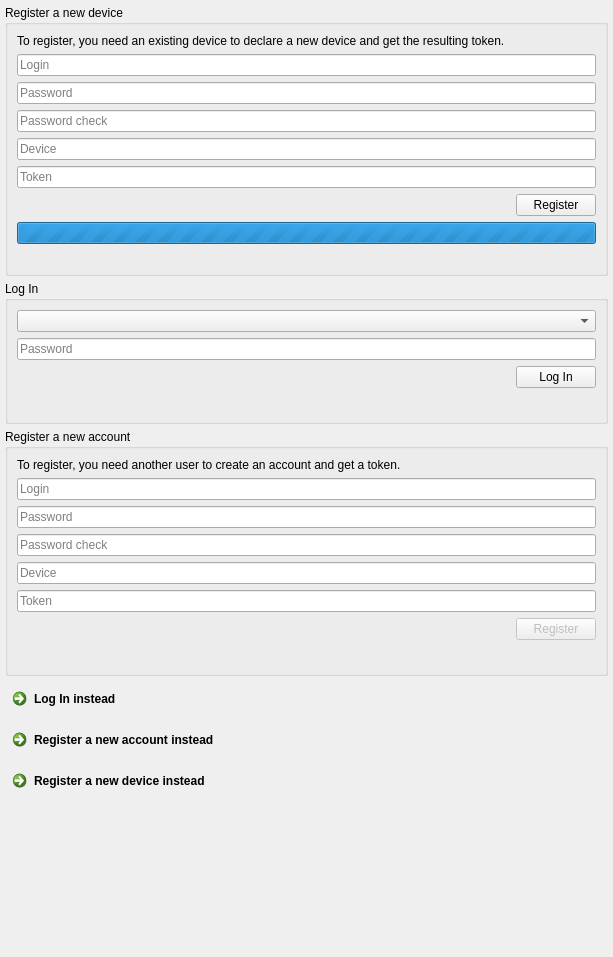
Before: the Qt Designer form parsec/core/gui/forms/login_widget.ui in Scille/parsec-cloud, drawn with Qt 5.
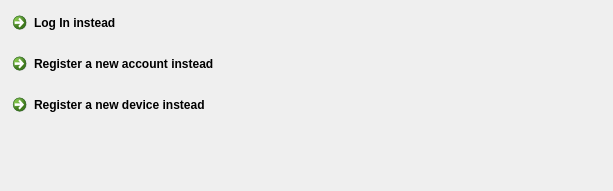
After: the same form once the commit is applied.

Commit message: [GUI] Rewrote login widget, added nitrokey usage and added better handling of registration errors

Patch:
```diff
--- a/parsec/core/gui/forms/login_widget.ui
+++ b/parsec/core/gui/forms/login_widget.ui
@@ -7,7 +7,7 @@
     <x>0</x>
     <y>0</y>
     <width>613</width>
-    <height>957</height>
+    <height>191</height>
    </rect>
   </property>
   <property name="sizePolicy">
@@ -35,280 +35,6 @@
    <property name="bottomMargin">
     <number>5</number>
    </property>
-   <item>
-    <widget class="QGroupBox" name="group_config_device">
-     <property name="title">
-      <string>Register a new device</string>
-     </property>
-     <layout class="QVBoxLayout" name="verticalLayout_4">
-      <item>
-       <widget class="QLabel" name="device_label">
-        <property name="text">
-         <string>To register, you need an existing device to declare a new device and get the resulting token.</string>
-        </property>
-        <property name="wordWrap">
-         <bool>true</bool>
-        </property>
-       </widget>
-      </item>
-      <item>
-       <widget class="QLineEdit" name="device_line_edit_login">
-        <property name="placeholderText">
-         <string>Login</string>
-        </property>
-       </widget>
-      </item>
-      <item>
-       <widget class="QLineEdit" name="device_line_edit_password">
-        <property name="echoMode">
-         <enum>QLineEdit::Password</enum>
-        </property>
-        <property name="placeholderText">
-         <string>Password</string>
-        </property>
-       </widget>
-      </item>
-      <item>
-       <widget class="QLineEdit" name="device_line_edit_password_check">
-        <property name="echoMode">
-         <enum>QLineEdit::Password</enum>
-        </property>
-        <property name="placeholderText">
-         <string>Password check</string>
-        </property>
-       </widget>
-      </item>
-      <item>
-       <widget class="QLineEdit" name="device_line_edit_device">
-        <property name="placeholderText">
-         <string>Device</string>
-        </property>
-       </widget>
-      </item>
-      <item>
-       <widget class="QLineEdit" name="device_line_edit_token">
-        <property name="placeholderText">
-         <string>Token</string>
-        </property>
-       </widget>
-      </item>
-      <item>
-       <layout class="QHBoxLayout" name="horizontalLayout_2">
-        <item>
-         <spacer name="horizontalSpacer_3">
-          <property name="orientation">
-           <enum>Qt::Horizontal</enum>
-          </property>
-          <property name="sizeHint" stdset="0">
-           <size>
-            <width>40</width>
-            <height>20</height>
-           </size>
-          </property>
-         </spacer>
-        </item>
-        <item>
-         <widget class="QPushButton" name="device_button_config">
-          <property name="text">
-           <string>Register</string>
-          </property>
-         </widget>
-        </item>
-       </layout>
-      </item>
-      <item>
-       <widget class="QProgressBar" name="device_progress_bar">
-        <property name="maximum">
-         <number>0</number>
-        </property>
-        <property name="value">
-         <number>-1</number>
-        </property>
-       </widget>
-      </item>
-      <item>
-       <widget class="QLabel" name="device_label_error">
-        <property name="text">
-         <string/>
-        </property>
-       </widget>
-      </item>
-     </layout>
-    </widget>
-   </item>
-   <item>
-    <widget class="QGroupBox" name="group_login">
-     <property name="title">
-      <string>Log In</string>
-     </property>
-     <layout class="QVBoxLayout" name="verticalLayout_2">
-      <item>
-       <widget class="QComboBox" name="combo_devices"/>
-      </item>
-      <item>
-       <widget class="QLineEdit" name="line_edit_password">
-        <property name="echoMode">
-         <enum>QLineEdit::Password</enum>
-        </property>
-        <property name="placeholderText">
-         <string>Password</string>
-        </property>
-       </widget>
-      </item>
-      <item>
-       <layout class="QHBoxLayout" name="horizontalLayout_3">
-        <item>
-         <spacer name="horizontalSpacer">
-          <property name="orientation">
-           <enum>Qt::Horizontal</enum>
-          </property>
-          <property name="sizeHint" stdset="0">
-           <size>
-            <width>40</width>
-            <height>20</height>
-           </size>
-          </property>
-         </spacer>
-        </item>
-        <item>
-         <widget class="QPushButton" name="button_login">
-          <property name="enabled">
-           <bool>true</bool>
-          </property>
-          <property name="text">
-           <string>Log In</string>
-          </property>
-         </widget>
-        </item>
-       </layout>
-      </item>
-      <item>
-       <widget class="QLabel" name="label_error">
-        <property name="font">
-         <font>
-          <pointsize>12</pointsize>
-          <weight>75</weight>
-          <bold>true</bold>
-         </font>
-        </property>
-        <property name="text">
-         <string/>
-        </property>
-        <property name="alignment">
-         <set>Qt::AlignCenter</set>
-        </property>
-       </widget>
-      </item>
-     </layout>
-    </widget>
-   </item>
-   <item>
-    <widget class="QGroupBox" name="group_claim">
-     <property name="enabled">
-      <bool>true</bool>
-     </property>
-     <property name="title">
-      <string>Register a new account</string>
-     </property>
-     <layout class="QVBoxLayout" name="verticalLayout_3">
-      <item>
-       <widget class="QLabel" name="label">
-        <property name="text">
-         <string>To register, you need another user to create an account and get a token.</string>
-        </property>
-       </widget>
-      </item>
-      <item>
-       <widget class="QLineEdit" name="line_edit_claim_login">
-        <property name="text">
-         <string/>
-        </property>
-        <property name="placeholderText">
-         <string>Login</string>
-        </property>
-       </widget>
-      </item>
-      <item>
-       <widget class="QLineEdit" name="line_edit_claim_password">
-        <property name="echoMode">
-         <enum>QLineEdit::Password</enum>
-        </property>
-        <property name="placeholderText">
-         <string>Password</string>
-        </property>
-       </widget>
-      </item>
-      <item>
-       <widget class="QLineEdit" name="line_edit_claim_password_check">
-        <property name="echoMode">
-         <enum>QLineEdit::Password</enum>
-        </property>
-        <property name="placeholderText">
-         <string>Password check</string>
-        </property>
-       </widget>
-      </item>
-      <item>
-       <widget class="QLineEdit" name="line_edit_claim_device">
-        <property name="placeholderText">
-         <string>Device</string>
-        </property>
-       </widget>
-      </item>
-      <item>
-       <widget class="QLineEdit" name="line_edit_claim_token">
-        <property name="placeholderText">
-         <string>Token</string>
-        </property>
-       </widget>
-      </item>
-      <item>
-       <layout class="QHBoxLayout" name="horizontalLayout_4">
-        <item>
-         <spacer name="horizontalSpacer_2">
-          <property name="orientation">
-           <enum>Qt::Horizontal</enum>
-          </property>
-          <property name="sizeHint" stdset="0">
-           <size>
-            <width>40</width>
-            <height>20</height>
-           </size>
-          </property>
-         </spacer>
-        </item>
-        <item>
-         <widget class="QPushButton" name="button_claim">
-          <property name="enabled">
-           <bool>false</bool>
-          </property>
-          <property name="text">
-           <string>Register</string>
-          </property>
-         </widget>
-        </item>
-       </layout>
-      </item>
-      <item>
-       <widget class="QLabel" name="label_claim_error">
-        <property name="font">
-         <font>
-          <pointsize>12</pointsize>
-          <weight>75</weight>
-          <bold>true</bold>
-         </font>
-        </property>
-        <property name="text">
-         <string/>
-        </property>
-        <property name="alignment">
-         <set>Qt::AlignCenter</set>
-        </property>
-       </widget>
-      </item>
-     </layout>
-    </widget>
-   </item>
    <item>
     <widget class="QCommandLinkButton" name="button_login_instead">
      <property name="text">
```
Left out of the diff: 172 changed lines with no effect on the pictures. The commit also changes 19 other files.
